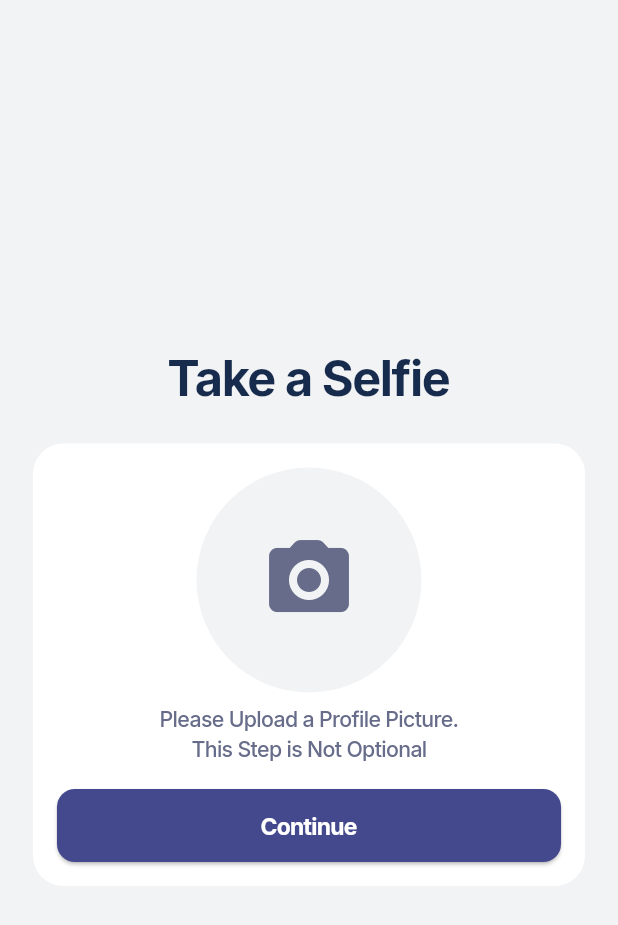
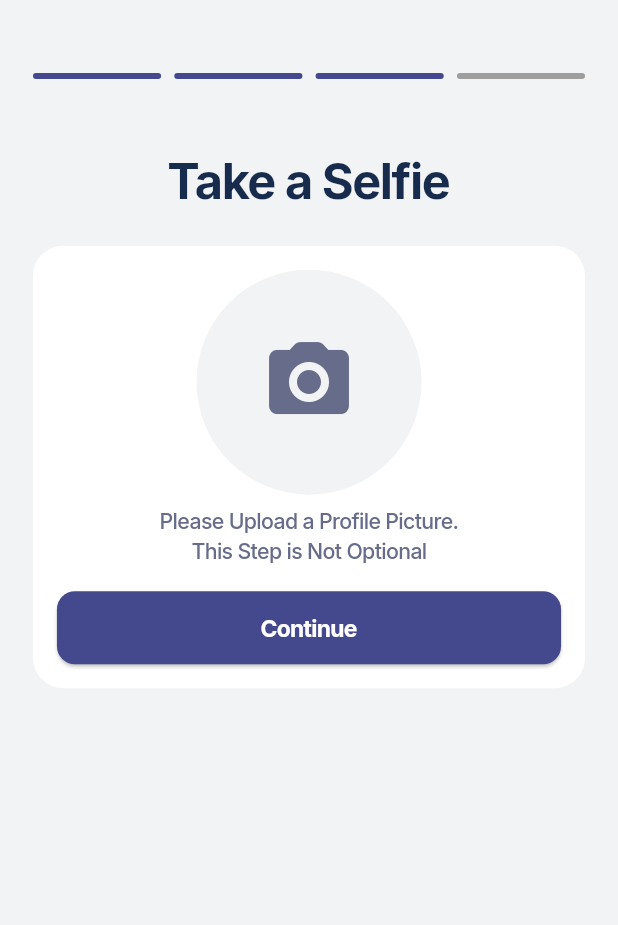
Before and after one commit to aymer-prime/gelirx, a Flutter app: the MasterPicPage screen opened by its route, on a phone screen of 412 x 824 dp. Shown: the top 925 px of the screen. Run offline on Flutter 3.47's test engine with Material 3 defaults, Android fonts, the phone set to English and light mode, and no system bars; our stand-ins replace another_flushbar, auto_route, bloc, cached_network_image, connectivity_plus, dartz and 24 more; missing offline and left inert: dart:ffi, flutter_callkit_incoming, flutter_facebook_auth, flutter_map_cancellable_tile_provider, geolocator_platform_interface; accounts and stored records are empty.

Commit message:
- added step indicator to master registration pages - add label under bottom nav bar icon

```diff
--- a/lib/features/auth/data/auth_repository.dart
+++ b/lib/features/auth/data/auth_repository.dart
@@ -245,8 +245,7 @@ class AuthRepository implements IAuthRepository {
       if (response != null) {
         String token = response['token'];
         String userId = response['user_id'];
-        int isMaster = response['master'];
-        await _localService.save(Constants.isMasterKey, isMaster.toString());
+        await _localService.save(Constants.isMasterKey, '1');
         await _localService.save(Constants.tokenKey, token);
         await _localService.save(Constants.userIdKey, userId);
       }
--- a/lib/features/auth/presentation/pages/master_info/master_pic_page.dart
+++ b/lib/features/auth/presentation/pages/master_info/master_pic_page.dart
@@ -13,6 +13,7 @@ import 'package:gelirx/app/utils/resources/color_manager.dart';
 import 'package:gelirx/app/utils/resources/strings_manager.dart';
 import 'package:gelirx/app/utils/resources/values_manager.dart';
 import 'package:gelirx/features/auth/presentation/bloc/master_verification/master_verification_bloc.dart';
+import 'package:gelirx/features/auth/presentation/widgets/step_indicator.dart';
 import 'package:gelirx/features/shared/widgets/dialogs/loading_screen.dart';
 import 'package:image_picker/image_picker.dart';
 
@@ -63,10 +64,18 @@ class MasterPicPage extends StatelessWidget {
           );
         },
         builder: (context, state) {
-          return Column(
-            mainAxisAlignment: MainAxisAlignment.center,
+          return Padding(
+            padding: EdgeInsets.symmetric(horizontal: AppPadding.p20.w),
+            child: Column(
+              mainAxisAlignment: MainAxisAlignment.start,
               crossAxisAlignment: CrossAxisAlignment.center,
               children: [
+                SizedBox(height: AppSize.s48.h),
+                const StepIndicator(
+                  totalSteps: 4,
+                  currentStep: 2,
+                ),
+                SizedBox(height: AppSize.s48.h),
                 Center(
                   child: Text(
                     'Take a Selfie',
@@ -76,7 +85,6 @@ class MasterPicPage extends StatelessWidget {
                 SizedBox(height: AppSize.s24.h),
                 Container(
                   padding: const EdgeInsets.all(AppPadding.p16),
-                margin: EdgeInsets.symmetric(horizontal: AppMargin.m20.w),
                   decoration: BoxDecoration(
                     color: ColorManager.white,
                     borderRadius: BorderRadius.circular(AppSize.s20.r),
@@ -87,7 +95,8 @@ class MasterPicPage extends StatelessWidget {
                         onTap: () {
                           _showPicker(context, (String path) {
                             context.read<MasterVerificationBloc>().add(
-                              MasterVerificationEvent.imageChanged(File(path)));
+                                MasterVerificationEvent.imageChanged(
+                                    File(path)));
                           });
                         },
                         child: Container(
@@ -147,7 +156,8 @@ class MasterPicPage extends StatelessWidget {
                                 context.read<MasterVerificationBloc>().add(
                                       const MasterVerificationEvent.getSkills(),
                                     );
-                              context.router.replace(const MasterSkillsRoute());
+                                context.router
+                                    .replace(const MasterSkillsRoute());
                                 //context.router.replace(const AlternateMainRoute());
                               }),
                             );
@@ -161,6 +171,7 @@ class MasterPicPage extends StatelessWidget {
                   ),
                 ),
               ],
+            ),
           );
         },
       ),
--- a/lib/features/auth/presentation/widgets/step_indicator.dart
+++ b/lib/features/auth/presentation/widgets/step_indicator.dart
@@ -1,8 +1,11 @@
 import 'package:flutter/Material.dart';
+import 'package:flutter_screenutil/flutter_screenutil.dart';
+import 'package:gelirx/app/extensions/List.dart';
 import 'package:gelirx/app/utils/resources/color_manager.dart';
+import 'package:gelirx/app/utils/resources/values_manager.dart';
 
 class StepIndicator extends StatelessWidget {
-  final int totalSteps;  // Total number of steps
+  final int totalSteps; // Total number of steps
   final int currentStep; // Current active step
 
   const StepIndicator({
@@ -16,16 +19,23 @@ class StepIndicator extends StatelessWidget {
     return Row(
       mainAxisAlignment: MainAxisAlignment.spaceEvenly,
       children: List.generate(totalSteps, (index) {
-        return Container(
-          width: 75, // Width of the step indicator
-          height: 2,
-          color: index < currentStep
-              ? ColorManager.primary // Color for completed steps
-              : index == currentStep
-              ? ColorManager.primary // Color for the current step
-              : Colors.grey, // Color for inactive steps
+        return Flexible(
+          child: Container(
+            //width: 75, // Width of the step indicator
+            height: 4,
+            decoration: BoxDecoration(
+              borderRadius: BorderRadius.circular(AppSize.s20.r),
+              color: index < currentStep
+                  ? ColorManager.primary // Color for completed steps
+                  : index == currentStep
+                      ? ColorManager.primary // Color for the current step
+                      : Colors.grey, // Color for inactive steps
+            ),
+          ),
         );
-      }),
+      }).separateWith(
+        SizedBox(width: AppSize.s8.w),
+      ),
     );
   }
 }
```
Also changed, not shown: lib/features/auth/presentation/pages/auth_pageview_pages/otp_page.dart (+37 -18 lines), lib/features/auth/presentation/pages/master_info/master_form_page.dart (+36 -14 lines), lib/features/auth/presentation/pages/master_info/master_skills_page.dart (+16 -10 lines), lib/features/main/presentation/widgets/nav_bar.dart (+18 -2 lines). Lines whose indentation alone changed are shown as unchanged.
